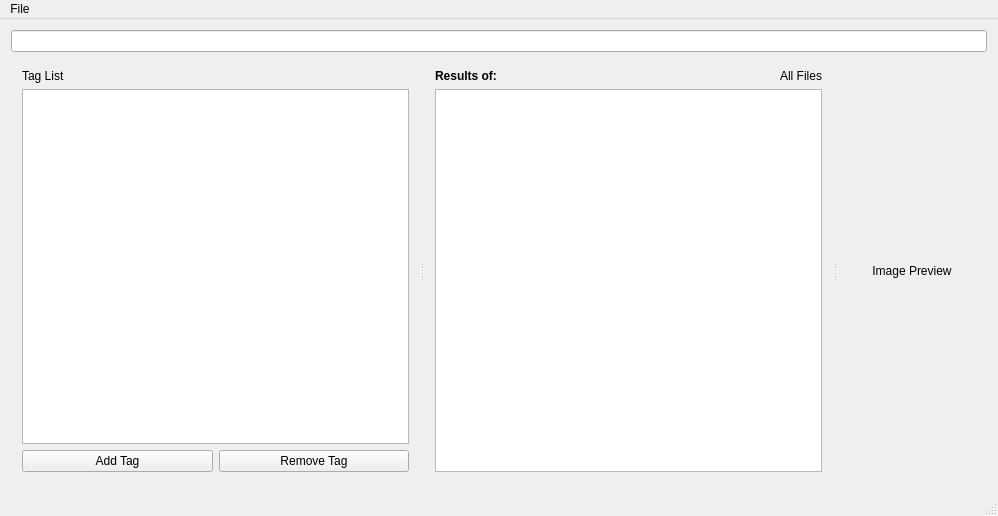
Above: mainwindow.ui from AlabasterAxe/HDDOrganizer before the change. Below: the same form after it.
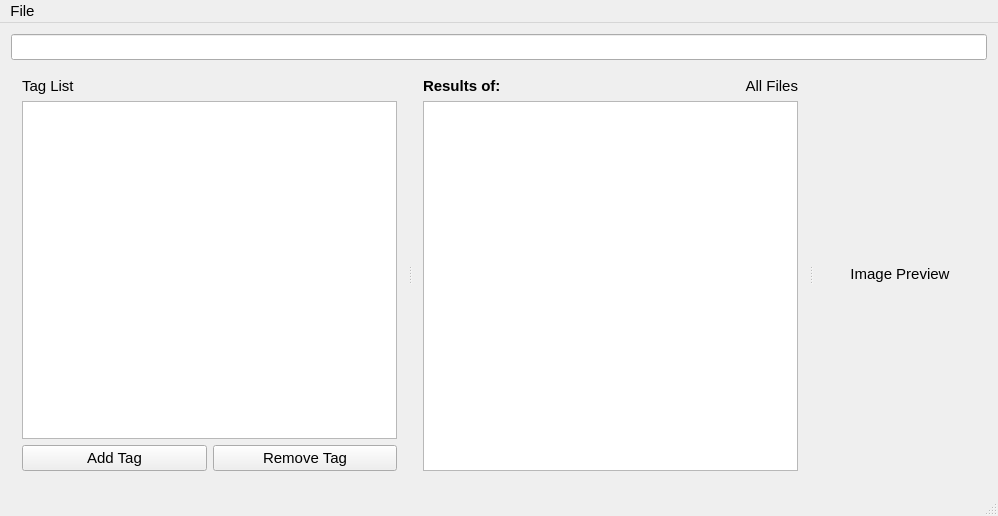
That is the form after the change. Custom widgets are drawn as their Qt base class.

What changed in the file:
```diff
--- a/mainwindow.ui
+++ b/mainwindow.ui
@@ -10,6 +10,11 @@
     <height>516</height>
    </rect>
   </property>
+  <property name="font">
+   <font>
+    <pointsize>11</pointsize>
+   </font>
+  </property>
   <property name="windowTitle">
    <string>MainWindow</string>
   </property>
@@ -31,13 +36,34 @@
        <layout class="QVBoxLayout" name="verticalLayout_2">
         <item>
          <widget class="QLabel" name="tagListLabel">
+          <property name="sizePolicy">
+           <sizepolicy hsizetype="Maximum" vsizetype="Preferred">
+            <horstretch>0</horstretch>
+            <verstretch>0</verstretch>
+           </sizepolicy>
+          </property>
+          <property name="lineWidth">
+           <number>1</number>
+          </property>
           <property name="text">
-           <string>Tag List</string>
+           <string>&lt;html&gt;&lt;head/&gt;&lt;body&gt;&lt;p&gt;Tag List&lt;/p&gt;&lt;/body&gt;&lt;/html&gt;</string>
+          </property>
+          <property name="textFormat">
+           <enum>Qt::RichText</enum>
+          </property>
+          <property name="scaledContents">
+           <bool>false</bool>
           </property>
          </widget>
         </item>
         <item>
          <widget class="TagTreeView" name="treeView">
+          <property name="sizePolicy">
+           <sizepolicy hsizetype="Preferred" vsizetype="Expanding">
+            <horstretch>0</horstretch>
+            <verstretch>0</verstretch>
+           </sizepolicy>
+          </property>
           <property name="maximumSize">
            <size>
             <width>16777215</width>
@@ -68,6 +94,12 @@
          <layout class="QHBoxLayout" name="horizontalLayout_2">
           <item>
            <widget class="QPushButton" name="pushButton">
+            <property name="sizePolicy">
+             <sizepolicy hsizetype="Preferred" vsizetype="Fixed">
+              <horstretch>0</horstretch>
+              <verstretch>0</verstretch>
+             </sizepolicy>
+            </property>
             <property name="text">
              <string>Add Tag</string>
             </property>
@@ -75,6 +107,12 @@
           </item>
           <item>
            <widget class="QPushButton" name="pushButton_2">
+            <property name="sizePolicy">
+             <sizepolicy hsizetype="Preferred" vsizetype="Fixed">
+              <horstretch>0</horstretch>
+              <verstretch>0</verstretch>
+             </sizepolicy>
+            </property>
             <property name="text">
              <string>Remove Tag</string>
             </property>
@@ -91,14 +129,14 @@
           <item>
            <widget class="QLabel" name="resultsOfLabel">
             <property name="text">
-             <string>&lt;b&gt;Results of:&lt;/b&gt;</string>
+             <string>&lt;html&gt;&lt;head/&gt;&lt;body&gt;&lt;p&gt;&lt;span style=&quot; font-weight:600;&quot;&gt;Results of:&lt;/span&gt;&lt;/p&gt;&lt;/body&gt;&lt;/html&gt;</string>
             </property>
            </widget>
           </item>
           <item>
            <widget class="QLabel" name="tagExpressionLabel">
             <property name="text">
-             <string>All Files</string>
+             <string>&lt;html&gt;&lt;head/&gt;&lt;body&gt;&lt;p&gt;All Files&lt;/p&gt;&lt;/body&gt;&lt;/html&gt;</string>
             </property>
             <property name="textFormat">
              <enum>Qt::RichText</enum>
@@ -112,6 +150,12 @@
         </item>
         <item>
          <widget class="FileTableView" name="tableView">
+          <property name="sizePolicy">
+           <sizepolicy hsizetype="Minimum" vsizetype="Expanding">
+            <horstretch>0</horstretch>
+            <verstretch>0</verstretch>
+           </sizepolicy>
+          </property>
           <property name="maximumSize">
            <size>
             <width>16777215</width>
@@ -182,7 +226,7 @@
      <x>0</x>
      <y>0</y>
      <width>998</width>
-     <height>18</height>
+     <height>19</height>
     </rect>
    </property>
    <widget class="QMenu" name="menuFile">
```
Left out of the diff: 6 changed lines with no effect on the pictures.
